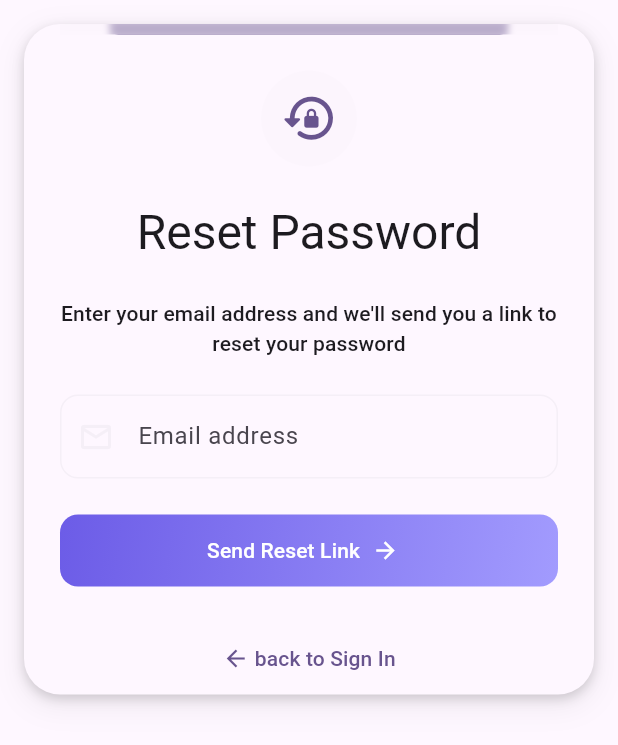
After one commit to Priyanshu912o/fortress_chat, a Flutter app: the ForgotPasswordPage screen opened directly, on a phone screen of 412 x 824 dp. The commit adds this screen. Shown: the top 745 px of the screen. Run offline on Flutter 3.47's test engine with Material 3 defaults, Android fonts, the light colour scheme and no system bars; our stand-ins replace equatable, firebase_core, get_it, injectable; missing offline and left inert: temp; accounts and stored records are empty; generated files the repository leaves out were written again; statements that could not run were skipped.

Commit message:
ui for reset password created

```diff
--- a/analysis_options.yaml
+++ b/analysis_options.yaml
@@ -23,6 +23,9 @@ linter:
   rules:
     # avoid_print: false  # Uncomment to disable the `avoid_print` rule
     # prefer_single_quotes: true  # Uncomment to enable the `prefer_single_quotes` rule
+    prefer_const_constructors: true
+    prefer_const_declarations: true
+    prefer_const_constructors_in_immutables: true
 
 # Additional information about this file can be found at
 # https://dart.dev/guides/language/analysis-options
--- a/lib/core/theme/app_gradients.dart
+++ b/lib/core/theme/app_gradients.dart
@@ -34,18 +34,6 @@ abstract final class AppGradients {
     ],
   );
 
-  /// 160°, primary → secondary → tertiary @ 15% — Splash/auth background wash
-  static const LinearGradient onboarding = LinearGradient(
-    begin: Alignment(-0.5, -0.87), // ~160°
-    end: Alignment(0.5, 0.87),
-    colors: [
-      Color(0xFF6C5CE7),
-      Color(0xFF00CEC9),
-      Color(0x26FD79A8), // tertiary @ 15%
-    ],
-    stops: [0.0, 0.55, 1.0],
-  );
-
   // ── Dark Mode Gradients ───────────────────────────────────────────────────
 
   /// 135°, primaryVariant (dark) → primaryDark — Dark mode sent bubbles
@@ -74,12 +62,4 @@ abstract final class AppGradients {
       Color(0x0D55EFC4), // secondary dark @ 5%
     ],
   );
-
-  /// Dark mode onboarding wash
-  static const LinearGradient onboardingDark = LinearGradient(
-    begin: Alignment(-0.5, -0.87),
-    end: Alignment(0.5, 0.87),
-    colors: [Color(0xFF5A4BD1), Color(0xFF00B5B0), Color(0x26FF9CC2)],
-    stops: [0.0, 0.55, 1.0],
-  );
 }
--- a/lib/core/theme/app_theme.dart
+++ b/lib/core/theme/app_theme.dart
@@ -13,7 +13,7 @@ final class AppTheme {
     return ThemeData(
       useMaterial3: true,
       scaffoldBackgroundColor: ColoursDark.background,
-      colorScheme: ColorScheme(
+      colorScheme: const ColorScheme(
         brightness: ColoursDark.brightness,
         primary: ColoursDark.primary,
         primaryContainer: ColoursDark.primaryVariant,
@@ -48,7 +48,7 @@ final class AppTheme {
       floatingActionButtonTheme: FloatingActionButtonThemeData(
         shape: RoundedRectangleBorder(borderRadius: AppRadii.small),
       ),
-      appBarTheme: AppBarTheme(
+      appBarTheme: const AppBarTheme(
         child: DecoratedBox(
           decoration: BoxDecoration(
             gradient: AppGradients.appBar,
@@ -64,7 +64,7 @@ final class AppTheme {
     return ThemeData(
       useMaterial3: true,
       scaffoldBackgroundColor: ColoursLight.background,
-      colorScheme: ColorScheme(
+      colorScheme: const ColorScheme(
         brightness: ColoursLight.brightness,
         primary: ColoursLight.primary,
         primaryContainer: ColoursLight.primaryVariant,
@@ -99,7 +99,7 @@ final class AppTheme {
       floatingActionButtonTheme: FloatingActionButtonThemeData(
         shape: RoundedRectangleBorder(borderRadius: AppRadii.small),
       ),
-      appBarTheme: AppBarTheme(
+      appBarTheme: const AppBarTheme(
         child: DecoratedBox(
           decoration: BoxDecoration(
             gradient: AppGradients.appBarDark,
--- /dev/null
+++ b/lib/features/authentication/presentation/pages/forgot_password_page.dart
@@ -0,0 +1,139 @@
+import 'dart:ui';
+
+import 'package:flutter/material.dart';
+import 'package:fortress_chat/core/theme/app_elevation.dart';
+import 'package:fortress_chat/core/theme/app_radii.dart';
+import 'package:fortress_chat/core/theme/app_spacing.dart';
+import 'package:fortress_chat/features/authentication/presentation/widgets/auth_textformfield.dart';
+import 'package:fortress_chat/features/authentication/presentation/widgets/primary_button.dart';
+import 'package:fortress_chat/features/authentication/presentation/widgets/validators.dart';
+
+class ForgotPasswordPage extends StatefulWidget {
+  const ForgotPasswordPage({super.key});
+
+  @override
+  State<ForgotPasswordPage> createState() => _ForgotPasswordPageState();
+}
+
+class _ForgotPasswordPageState extends State<ForgotPasswordPage> {
+  late final TextEditingController _emailController;
+  @override
+  void initState() {
+    _emailController = TextEditingController();
+    super.initState();
+  }
+
+  @override
+  void dispose() {
+    _emailController.dispose();
+    super.dispose();
+  }
+
+  @override
+  Widget build(BuildContext context) {
+    return Scaffold(
+      body: ListView(
+        children: [
+          Container(
+            margin: const EdgeInsets.all(AppSpacing.marginMobile),
+            padding: const EdgeInsets.symmetric(horizontal: AppSpacing.space24),
+            decoration: BoxDecoration(
+              boxShadow: AppElevation.shadowMedium,
+              color: Theme.of(context).colorScheme.surface,
+              borderRadius: AppRadii.xLarge,
+            ),
+
+            child: Column(
+              mainAxisAlignment: MainAxisAlignment.spaceEvenly,
+              crossAxisAlignment: CrossAxisAlignment.center,
+              spacing: AppSpacing.space24,
+              children: [
+                Stack(
+                  children: [
+                    Container(
+                      height: 7,
+                      margin: const EdgeInsets.symmetric(
+                        horizontal: AppSpacing.space32,
+                      ),
+                      decoration: BoxDecoration(
+                        borderRadius: const BorderRadius.only(
+                          bottomLeft: Radius.circular(AppRadii.xLargeValue),
+                          bottomRight: Radius.circular(AppRadii.xLargeValue),
+                        ),
+                        color: Theme.of(context).colorScheme.primary,
+                      ),
+                    ),
+
+                    ClipRRect(
+                      child: BackdropFilter(
+                        filter: ImageFilter.blur(sigmaX: 2, sigmaY: 6),
+                        child: Container(
+                          height: 7,
+                          margin: const EdgeInsets.symmetric(
+                            horizontal: AppSpacing.space32,
+                          ),
+                          color: Colors.transparent,
+                        ),
+                      ),
+                    ),
+                  ],
+                ),
+
+                CircleAvatar(
+                  radius: Theme.of(context).textTheme.headlineLarge!.fontSize,
+                  backgroundColor: Theme.of(
+                    context,
+                  ).colorScheme.onInverseSurface.withValues(alpha: 0.2),
+                  child: Icon(
+                    Icons.lock_reset_rounded,
+                    size:
+                        Theme.of(context).textTheme.headlineLarge!.fontSize! *
+                        1.2,
+                    color: Theme.of(context).colorScheme.primary,
+                  ),
+                ),
+                Text(
+                  'Reset Password',
+                  style: Theme.of(context).textTheme.headlineLarge,
+                ),
+                Text(
+                  'Enter your email address and we\'ll send you a link to reset your password',
+                  style: Theme.of(
+                    context,
+                  ).textTheme.titleSmall!.copyWith(fontWeight: FontWeight.w500),
+                  textAlign: TextAlign.center,
+                ),
+                AuthTextFormField(
+                  focusedPrefixIcon: Icons.email,
+                  hintText: 'name@example.com',
+                  prefixIcon: Icons.email_outlined,
+                  controller: _emailController,
+                  lable: 'Email address',
+                  validator: Validators.validator['email'],
+                  autovalidateMode: AutovalidateMode.onUserInteraction,
+                  keyboardType: TextInputType.emailAddress,
+                ),
+
+                PrimaryButton(
+                  onPressed: () {},
+                  text: 'Send Reset Link',
+                  isLoading: false,
+                ),
+                TextButton(
+                  onPressed: () {},
+                  child: const Row(
+                    mainAxisAlignment: MainAxisAlignment.center,
+                    children: [
+                      Icon(Icons.arrow_back),
+                      Text(' back to Sign In'),
+                    ],
+                  ),
+                ),
+              ],
+            ),
+          ),
+        ],
+      ),
+    );
+  }
+}
--- a/lib/features/authentication/presentation/pages/sign_up_page.dart
+++ b/lib/features/authentication/presentation/pages/sign_up_page.dart
@@ -53,7 +53,7 @@ class _SignUpPageState extends State<SignUpPage> {
               child: Column(
                 children: [
                   // ─── Decorative blurred circles area ───────────
-                  Expanded(flex: 1, child: CircleGradient()),
+                  const Expanded(flex: 1, child: CircleGradient()),
                   // ─── Form area ─────────────────────────────────
                   Expanded(
                     flex: 2,
--- a/lib/features/authentication/presentation/widgets/circle_gradient.dart
+++ b/lib/features/authentication/presentation/widgets/circle_gradient.dart
@@ -25,10 +25,10 @@ class CircleGradient extends StatelessWidget {
             ),
           ),
           // Green glow circle
-          Positioned(
+          const Positioned(
             right: 50,
             bottom: 80,
-            child: const BlurredCircle(
+            child: BlurredCircle(
               size: 80,
               color: Color.fromARGB(255, 145, 223, 148),
               blurRadius: 200,
```
Also changed, not shown: lib/core/widgets/splash.dart (renamed from lib/splash.dart), 1 other file.
